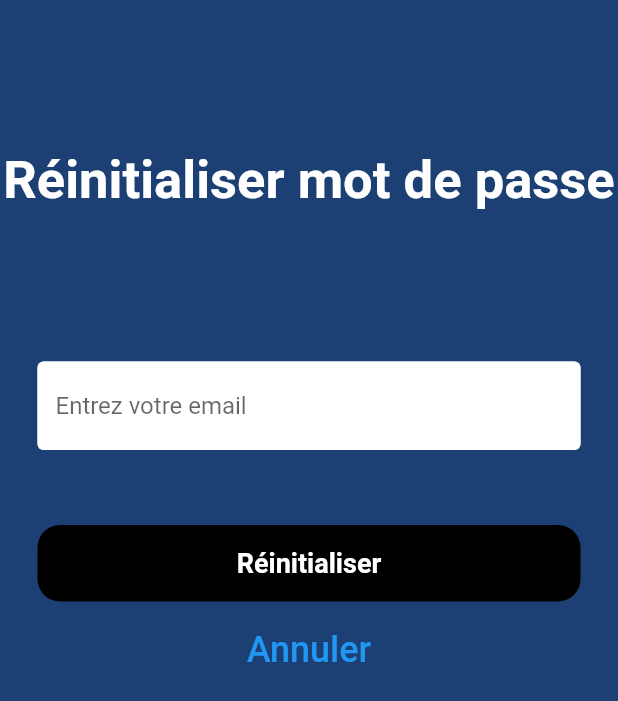
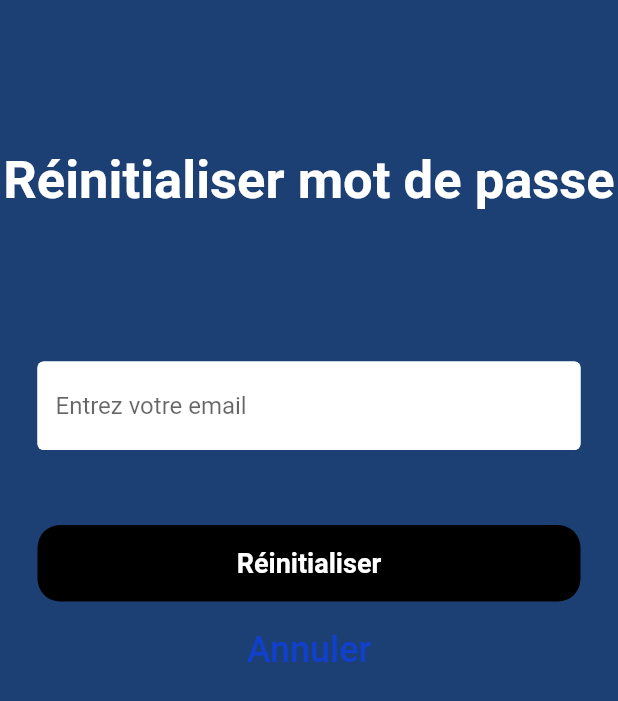
Before and after one commit to Herbilot/Flutter-Gestion-De-Tache, a Flutter app: the screen it shows after launch, after a tap on "Mot de passe oublié?", on a phone screen of 412 x 824 dp. Shown: the top 701 px of the screen. Run offline on Flutter 3.47's test engine with Material 2 defaults, Android fonts, the phone set to English and light mode, and no system bars; our stand-ins replace cloud_firestore, firebase_auth, firebase_core, flutter_secure_storage, google_sign_in, shared_preferences; missing offline and left inert: switcher_button; accounts and stored records are empty.

Commit message:
dark light switcher

```diff
--- a/lib/main.dart
+++ b/lib/main.dart
@@ -18,6 +18,8 @@ void main() async {
 }
 
 class MyApp extends StatefulWidget {
+  static final ValueNotifier<ThemeMode> themeNotifier =
+      ValueNotifier(ThemeMode.light);
   const MyApp({super.key});
 
   @override
@@ -40,32 +42,25 @@ class _MyAppState extends State<MyApp> {
       currentPage = HomePage();
     }
   }
-  // void connexion() async {
-  //   try {
-  //     await firebaseAuth.createUserWithEmailAndPassword(
-  //         email: 'mamadev@herbidev.com', password: 'password123');
-
-  //     await firebaseAuth.createUserWithEmailAndPassword(
-  //         email: 'herbilot@herbidev.com', password: 'password123');
-
-  //     await firebaseAuth.createUserWithEmailAndPassword(
-  //         email: 'papadev@herbidev.com', password: 'password123');
-  //   } on FirebaseException catch (e) {
-  //     print(e);
-  //   }
-  // }
 
   @override
   Widget build(BuildContext context) {
-    return ChangeNotifierProvider(
-      create: (_) => ThemeModal(),
-      child: Consumer(builder: (context, ThemeModal themeModal, child) {
-        return MaterialApp(
-          debugShowCheckedModeBanner: false,
-          theme: themeModal.isDark ? ThemeData.dark() : ThemeData.light(),
-          home: currentPage,
-        );
-      }),
-    );
+    return ValueListenableBuilder<ThemeMode>(
+        valueListenable: MyApp.themeNotifier,
+        builder: (_, ThemeMode currentMode, __) {
+          return MaterialApp(
+            debugShowCheckedModeBanner: false,
+            theme: ThemeData(
+                colorScheme: ColorScheme.fromSwatch().copyWith(
+                  primary: Color(0xff1040CC),
+                ),
+                scaffoldBackgroundColor: Color(0xff1040CC),
+                bottomNavigationBarTheme: BottomNavigationBarThemeData(
+                    backgroundColor: Color(0xff1040CC))),
+            darkTheme: ThemeData.dark(),
+            themeMode: currentMode,
+            home: currentPage,
+          );
+        });
   }
 }
--- a/lib/page/repart.dart
+++ b/lib/page/repart.dart
@@ -31,9 +31,7 @@ class _HomePageState extends State<RepartPage> {
   @override
   Widget build(BuildContext context) {
     return Scaffold(
-      backgroundColor: Color(0xff1040CC),
       appBar: AppBar(
-        backgroundColor: Color(0xff1040CC),
         title: Text(
           'Liste des taches',
           style: TextStyle(
@@ -80,7 +78,6 @@ class _HomePageState extends State<RepartPage> {
         ),
       ),
       bottomNavigationBar: BottomNavigationBar(
-        backgroundColor: Color(0xff1040CC),
         items: <BottomNavigationBarItem>[
           BottomNavigationBarItem(
             icon: Icon(
--- a/lib/page/tacheDetails.dart
+++ b/lib/page/tacheDetails.dart
@@ -67,9 +67,7 @@ class _TacheDetails extends State<TacheDetails> {
       body: Container(
         height: MediaQuery.of(context).size.height,
         width: MediaQuery.of(context).size.width,
-        decoration: BoxDecoration(
-          color: Color(0xff1040CC),
-        ),
+        decoration: BoxDecoration(),
         child: SingleChildScrollView(
           child:
               Column(crossAxisAlignment: CrossAxisAlignment.start, children: [
```
Also changed, not shown: lib/page/ajout_tache.dart (+21 -33 lines), lib/page/home.dart (+11 -13 lines).
